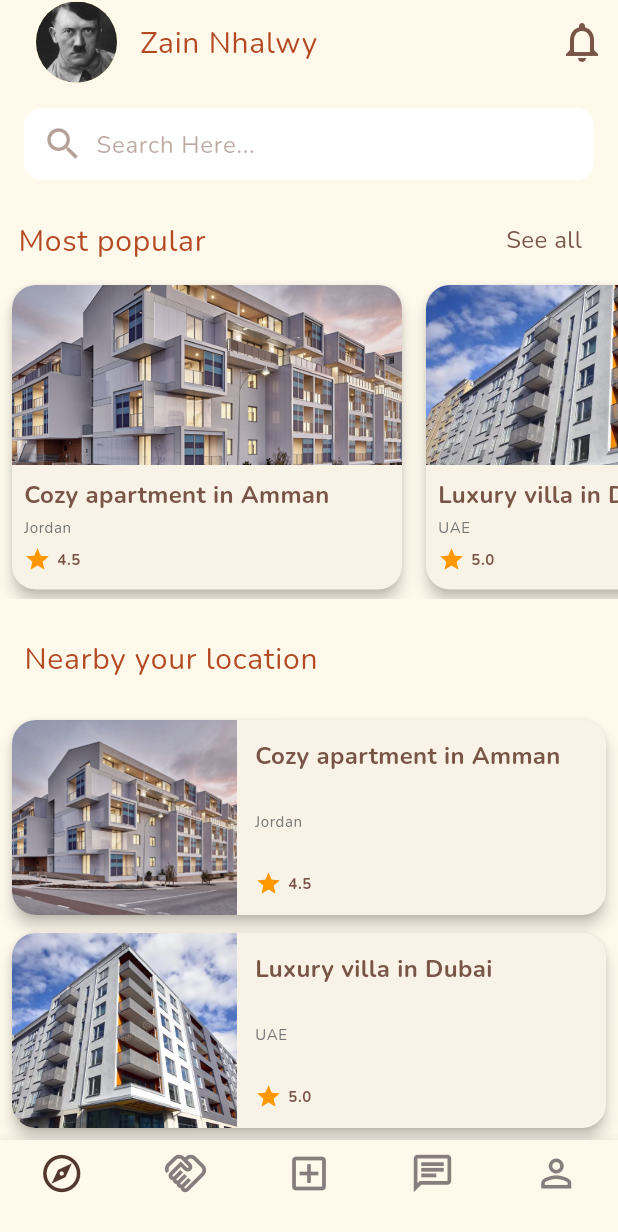
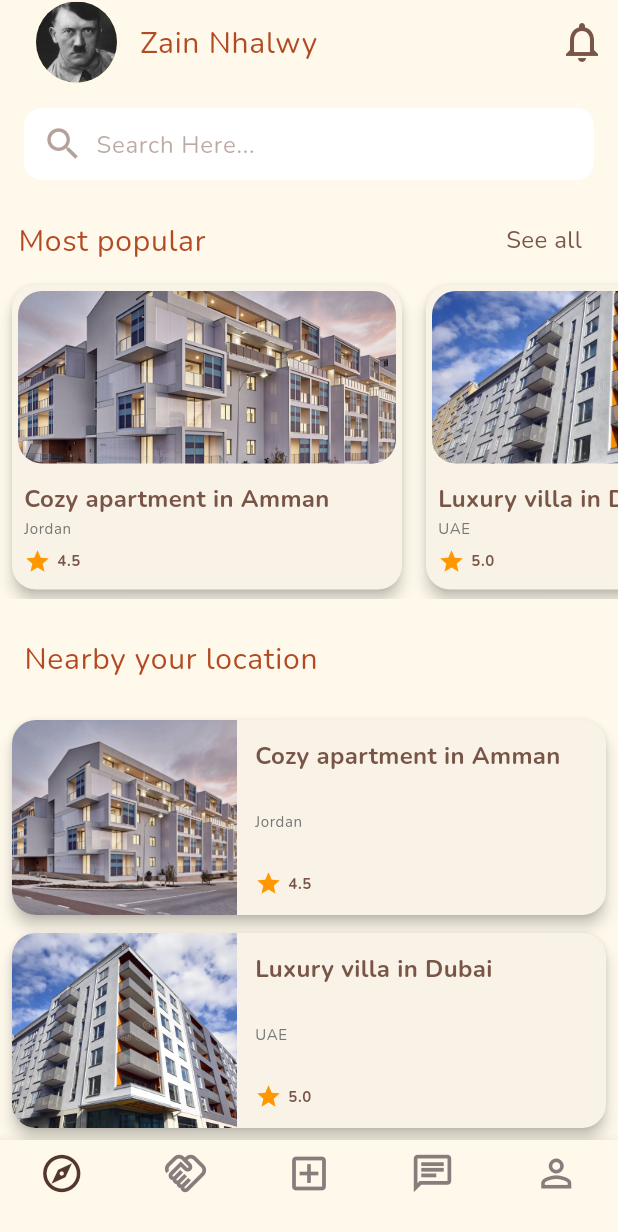
Before and after one commit to Zain-Nhlawy/Daleel_app_project, a Flutter app: the screen it shows after launch, on a phone screen of 412 x 824 dp. Shown: the top 1232 px of the screen. Run offline on Flutter 3.47's test engine with Material 3 defaults, Android fonts, the light colour scheme and no system bars; our stand-ins replace google_fonts.

```diff
--- a/lib/data/dummy_data.dart
+++ b/lib/data/dummy_data.dart
@@ -31,4 +31,64 @@ final List<Apartments> apartmentsList = [
     apartmentHeadDescripton: "Charming studio in Paris",
     apartmentRate: 4.8,
   ),
+  Apartments(
+    apartmentCountry: "Italy",
+    apartmentPicture: "assets/images/pic5.png",
+    apartmentHeadDescripton: "Elegant apartment in Rome",
+    apartmentRate: 4.6,
+  ),
+  Apartments(
+    apartmentCountry: "Germany",
+    apartmentPicture: "assets/images/pic2.png",
+    apartmentHeadDescripton: "Modern loft in Berlin",
+    apartmentRate: 4.4,
+  ),
+  Apartments(
+    apartmentCountry: "UK",
+    apartmentPicture: "assets/images/pic1.png",
+    apartmentHeadDescripton: "Cozy studio in London",
+    apartmentRate: 4.3,
+  ),
+  Apartments(
+    apartmentCountry: "Netherlands",
+    apartmentPicture: "assets/images/pic3.png",
+    apartmentHeadDescripton: "Canal-side apartment in Amsterdam",
+    apartmentRate: 4.9,
+  ),
+  Apartments(
+    apartmentCountry: "Switzerland",
+    apartmentPicture: "assets/images/pic2.png",
+    apartmentHeadDescripton: "Mountain view chalet in Zurich",
+    apartmentRate: 4.8,
+  ),
+  Apartments(
+    apartmentCountry: "Saudi Arabia",
+    apartmentPicture: "assets/images/pic5.png",
+    apartmentHeadDescripton: "Premium flat in Riyadh",
+    apartmentRate: 4.5,
+  ),
+  Apartments(
+    apartmentCountry: "Qatar",
+    apartmentPicture: "assets/images/pic1.png",
+    apartmentHeadDescripton: "Luxury residence in Doha",
+    apartmentRate: 5.0,
+  ),
+  Apartments(
+    apartmentCountry: "Egypt",
+    apartmentPicture: "assets/images/pic4.png",
+    apartmentHeadDescripton: "Nile view apartment in Cairo",
+    apartmentRate: 4.1,
+  ),
+  Apartments(
+    apartmentCountry: "USA",
+    apartmentPicture: "assets/images/pic4.png",
+    apartmentHeadDescripton: "Spacious condo in New York",
+    apartmentRate: 4.7,
+  ),
+  Apartments(
+    apartmentCountry: "Canada",
+    apartmentPicture: "assets/images/pic2.png",
+    apartmentHeadDescripton: "Modern apartment in Toronto",
+    apartmentRate: 4.6,
+  ),
 ];
--- a/lib/screen/home_screen_tabs.dart
+++ b/lib/screen/home_screen_tabs.dart
@@ -12,30 +12,47 @@ class HomeScreenTabs extends StatefulWidget {
 class _MainScreenState extends State<HomeScreenTabs> {
   int _currentIndex = 0;
 
-  final List<Widget> _pages = [
-    const HomeScreen(),
-    const Center(child: Text('deals')),
-    const Center(child: Text('Add Apartment')),
-    const Center(child: Text('Chat')),
-    const Center(child: ProfileScreen()),
+  final PageController _pageController = PageController();
+
+  final List<Widget> _pages = const [
+    HomeScreen(),
+    Center(child: Text('deals')),
+    Center(child: Text('Add Apartment')),
+    Center(child: Text('Chat')),
+    ProfileScreen(),
   ];
 
   @override
   Widget build(BuildContext context) {
     return Scaffold(
-      body: _pages[_currentIndex],
+      body: PageView(
+        controller: _pageController,
+        children: _pages,
+        onPageChanged: (index) {
+          setState(() {
+            _currentIndex = index;
+          });
+        },
+      ),
+
       bottomNavigationBar: BottomNavigationBar(
         type: BottomNavigationBarType.fixed,
         iconSize: 30,
         currentIndex: _currentIndex,
-
         selectedItemColor: const Color.fromARGB(255, 83, 55, 45),
         unselectedItemColor: const Color.fromARGB(255, 136, 125, 125),
+
         onTap: (index) {
           setState(() {
             _currentIndex = index;
+            _pageController.animateToPage(
+              index,
+              duration: const Duration(milliseconds: 100),
+              curve: Curves.easeInOut,
+            );
           });
         },
+
         items: const [
           BottomNavigationBarItem(
             icon: Icon(Icons.explore_outlined),
--- a/lib/widget/apartment_widgets/most_popular_apartments_widget.dart
+++ b/lib/widget/apartment_widgets/most_popular_apartments_widget.dart
@@ -2,11 +2,7 @@ import 'package:flutter/material.dart';
 import '../../models/apartments.dart';
 
 class MostPopularApartmentsWidget extends StatelessWidget {
-  const MostPopularApartmentsWidget({
-    super.key,
-    required this.apartment,
-
-  });
+  const MostPopularApartmentsWidget({super.key, required this.apartment});
   final Apartments apartment;
 
   @override
@@ -23,16 +19,21 @@ class MostPopularApartmentsWidget extends StatelessWidget {
           child: Column(
             crossAxisAlignment: CrossAxisAlignment.start,
             children: [
-              ClipRRect(
-                borderRadius: const BorderRadius.only(
-                  topLeft: Radius.circular(16),
-                  topRight: Radius.circular(16),
-                ),
-                child: Image.asset(
-                  apartment.apartmentPicture,
-                  height: 120,
-                  width: double.infinity,
-                  fit: BoxFit.cover,
+              Padding(
+                padding: const EdgeInsets.all(4.0),
+                child: ClipRRect(
+                  borderRadius: BorderRadius.circular(16),
+                  child: Container(
+                    height: 115,
+                    width: double.infinity,
+                    decoration: BoxDecoration(
+                      borderRadius: BorderRadius.circular(16),
+                    ),
+                    child: Image.asset(
+                      apartment.apartmentPicture,
+                      fit: BoxFit.cover,
+                    ),
+                  ),
                 ),
               ),
               Padding(
@@ -46,8 +47,10 @@ class MostPopularApartmentsWidget extends StatelessWidget {
                         fontWeight: FontWeight.bold,
                         fontSize: 16,
                       ),
+                      maxLines: 1,
+                      overflow: TextOverflow.ellipsis,
                     ),
-                    const SizedBox(height: 4),
+                    const SizedBox(height: 2),
 
                     Text(
                       apartment.apartmentCountry,
```
Also changed, not shown: lib/screen/favorite_apartments_screen.dart (+14 -1 lines), lib/screen/splash/widgets/welcome_card.dart (+14 -19 lines), lib/widget/profile_screen_widgets/profile_options.dart (+12 -6 lines).
